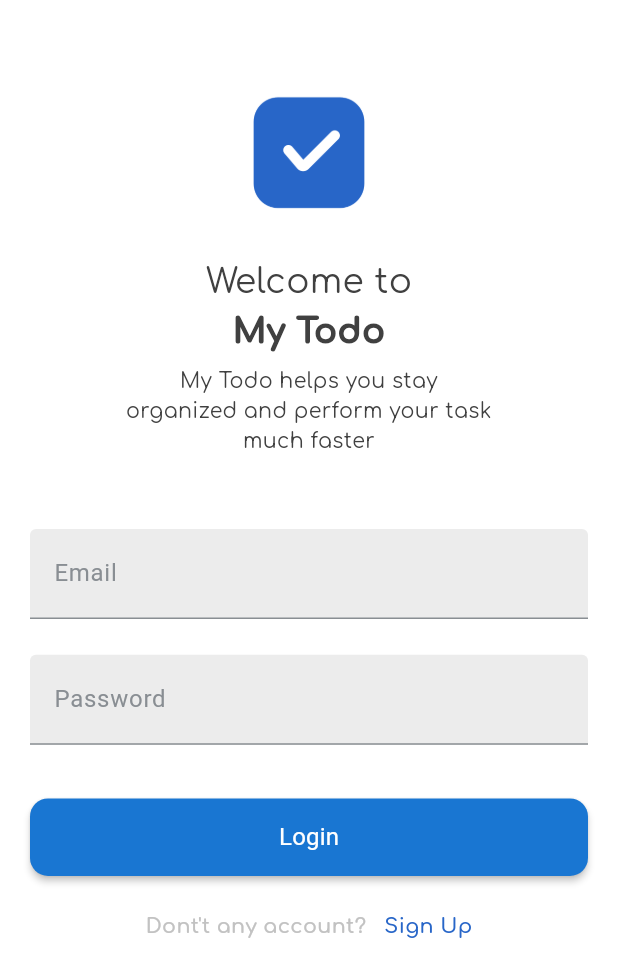
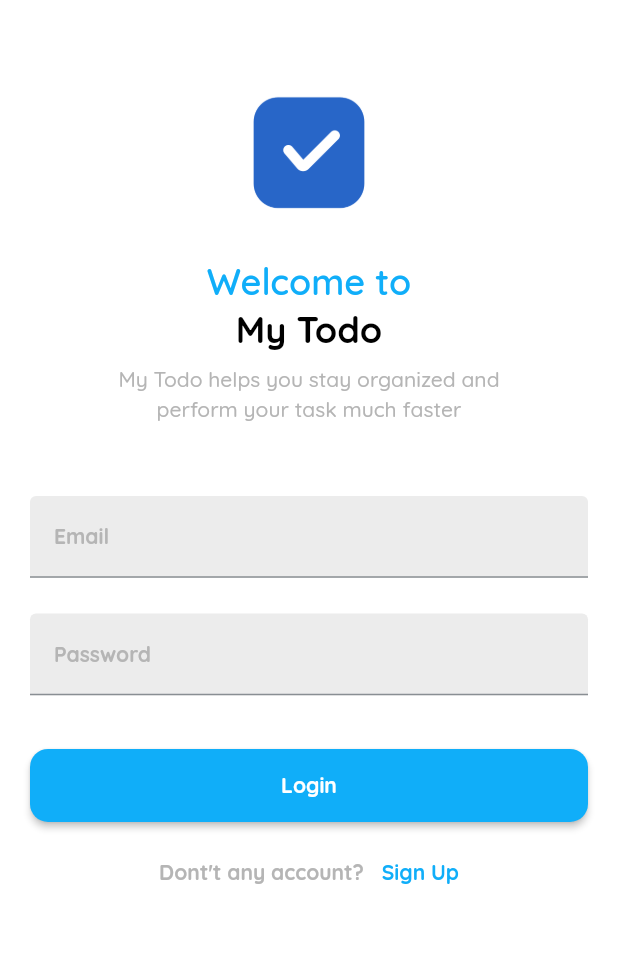
Before and after one commit to xuluCs/x-fe-starter, a Flutter app: the screen it shows after launch, on a phone screen of 412 x 824 dp. Shown: the top 977 px of the screen. Run offline on Flutter 3.47's test engine with Material 3 defaults, Android fonts, the phone set to English and light mode, and no system bars; our stand-ins replace dio, flutter_mobx, flutter_screenutil, gap, get_it, go_router and 2 more; generated files the repository leaves out were written again.

Commit message:
add new rule

```diff
--- a/lib/components/widgets/text_field_widget.dart
+++ b/lib/components/widgets/text_field_widget.dart
@@ -1,3 +1,4 @@
+import 'package:fe_starter_project_templete/core/screen_util/screen_util.dart';
 import 'package:flutter/material.dart';
 
 class TextFieldWidget extends StatelessWidget {
@@ -10,11 +11,24 @@ class TextFieldWidget extends StatelessWidget {
 
   @override
   Widget build(BuildContext context) {
+    final color = MyScreen().colorDisplay(context);
     return TextFormField(
       controller: controller,
+      style: MyScreen().textStyleTitle(context).copyWith(
+            fontWeight: FontWeight.bold,
+            color: color.secondary,
+          ),
       decoration: InputDecoration(
         hintText: hintText,
         labelText: labelText,
+        labelStyle: MyScreen().textStyleTitle(context).copyWith(
+              fontWeight: FontWeight.bold,
+              color: color.secondary,
+            ),
+        hintStyle: MyScreen().textStyleTitle(context).copyWith(
+              fontWeight: FontWeight.bold,
+              color: color.secondary,
+            ),
         border: OutlineInputBorder(
           borderRadius: BorderRadius.circular(12),
           borderSide: const BorderSide(),
--- a/lib/features/auth/views/login_view.dart
+++ b/lib/features/auth/views/login_view.dart
@@ -1,3 +1,4 @@
+import 'package:fe_starter_project_templete/core/screen_util/screen_util.dart';
 import 'package:flutter/material.dart';
 import 'package:flutter_screenutil/flutter_screenutil.dart';
 import 'package:gap/gap.dart';
@@ -5,8 +6,6 @@ import 'package:go_router/go_router.dart';
 import 'package:fe_starter_project_templete/components/widgets/text_field_widget.dart';
 import 'package:fe_starter_project_templete/core/constants/constants_asset.dart';
 import 'package:fe_starter_project_templete/core/constants/constants_text.dart';
-import 'package:fe_starter_project_templete/core/styles/style_color.dart';
-import 'package:fe_starter_project_templete/core/styles/style_text.dart';
 import 'package:fe_starter_project_templete/core/utils/route_path.dart';
 import 'package:fe_starter_project_templete/features/auth/stores/auth_store.dart';
 import 'package:provider/provider.dart';
@@ -21,6 +20,8 @@ class LoginView extends StatelessWidget {
   @override
   Widget build(BuildContext context) {
     final store = Provider.of<AuthStore>(context);
+    final color = MyScreen().colorDisplay(context);
+
     return Scaffold(
       body: SafeArea(
           child: SingleChildScrollView(
@@ -36,19 +37,28 @@ class LoginView extends StatelessWidget {
               Gap(24.h),
               Text(
                 ConstantText.welcomeTo,
-                style: h3Reguler(),
+                style: MyScreen().textStyleHeadline(context).copyWith(
+                      fontWeight: FontWeight.w600,
+                      color: color.primary,
+                    ),
               ),
               Text(
                 ConstantText.myTodo,
-                style: h3Bold(),
+                style: MyScreen().textStyleHeadline(context).copyWith(
+                      fontWeight: FontWeight.bold,
+                      color: color.shadow,
+                    ),
               ),
               Gap(6.h),
               Padding(
                 padding: EdgeInsets.symmetric(
-                    horizontal: MediaQuery.of(context).size.width * 0.15),
+                    horizontal: MediaQuery.of(context).size.width * 0.1),
                 child: Text(
                   ConstantText.discriptionTodo,
-                  style: b3Reguler(),
+                  style: MyScreen().textStyleTitle(context).copyWith(
+                        fontWeight: FontWeight.w500,
+                        color: color.secondary,
+                      ),
                   textAlign: TextAlign.center,
                 ),
               ),
@@ -78,11 +88,13 @@ class LoginView extends StatelessWidget {
                         },
                         shape: RoundedRectangleBorder(
                             borderRadius: BorderRadius.circular(12)),
-                        color: Colors.blue.shade700,
+                        color: color.primary,
                         child: Text(
                           "Login",
-                          style:
-                              TextStyle(fontSize: 14.sp, color: Colors.white),
+                          style: MyScreen().textStyleTitle(context).copyWith(
+                                fontWeight: FontWeight.bold,
+                                color: color.background,
+                              ),
                         ),
                       ),
                     ),
@@ -94,14 +106,20 @@ class LoginView extends StatelessWidget {
                 children: [
                   Text(
                     "Dont't any account?",
-                    style: b3Medium(colorText: CustomColor.netral400),
+                    style: MyScreen().textStyleTitle(context).copyWith(
+                          fontWeight: FontWeight.bold,
+                          color: color.secondary,
+                        ),
                   ),
                   const Gap(12),
                   GestureDetector(
                     onTap: () => context.go(RoutePath.signUp),
                     child: Text(
                       "Sign Up",
-                      style: b3Medium(colorText: CustomColor.primary800),
+                      style: MyScreen().textStyleTitle(context).copyWith(
+                            fontWeight: FontWeight.bold,
+                            color: color.primary,
+                          ),
                     ),
                   ),
                 ],
--- a/lib/features/home/views/home_view.dart
+++ b/lib/features/home/views/home_view.dart
@@ -33,7 +33,9 @@ class _HomeViewState extends State<HomeView> {
       appBar: AppBar(
         title: Text(
           "My Todo",
-          style: MyScreen().textStyleTitle(context),
+          style: MyScreen().textStyleTitle(context).copyWith(
+                fontWeight: FontWeight.w600,
+              ),
         ),
         centerTitle: true,
         leading: IconButton(
--- a/lib/initial_app.dart
+++ b/lib/initial_app.dart
@@ -1,4 +1,3 @@
-
 import 'package:fe_starter_project_templete/components/widgets/keyboard_handler_widget.dart';
 import 'package:fe_starter_project_templete/core/config/injection.dart';
 import 'package:fe_starter_project_templete/core/stores/screen_util/screen_util_store.dart';
@@ -8,20 +7,31 @@ import 'package:fe_starter_project_templete/features/home/stores/todo_store.dart
 import 'package:fe_starter_project_templete/routes/app_routes.dart';
 import 'package:flutter/material.dart';
 import 'package:flutter_mobx/flutter_mobx.dart';
+import 'package:flutter_screenutil/flutter_screenutil.dart';
 import 'package:provider/provider.dart';
 
-class InitalApp extends StatelessWidget {
+class InitalApp extends StatefulWidget {
   const InitalApp({super.key});
 
   @override
-  Widget build(BuildContext context) {
+  State<InitalApp> createState() => _InitalAppState();
+}
+
+class _InitalAppState extends State<InitalApp> {
   final screenUtil = sl<ScreenUtilStore>();
   final theme = sl<ThemeStore>();
+
+  @override
+  Widget build(BuildContext context) {
     return MultiProvider(
       providers: [
         Provider(create: (_) => sl<TodoStore>()),
         Provider(create: (_) => sl<AuthStore>()),
       ],
+      child: ScreenUtilInit(
+        designSize: const Size(360, 690),
+        minTextAdapt: true,
+        splitScreenMode: true,
         child: MaterialApp.router(
           title: 'Flutter Demo',
           debugShowCheckedModeBanner: false,
@@ -39,15 +49,19 @@ class InitalApp extends StatelessWidget {
                       displayLarge: textStyle.copyWith(
                           fontSize: (textTheme?.displayLarge ?? 57).toDouble()),
                       displayMedium: textStyle.copyWith(
-                        fontSize: (textTheme?.displayMedium ?? 45).toDouble()),
+                          fontSize:
+                              (textTheme?.displayMedium ?? 45).toDouble()),
                       displaySmall: textStyle.copyWith(
                           fontSize: (textTheme?.displaySmall ?? 36).toDouble()),
                       headlineLarge: textStyle.copyWith(
-                        fontSize: (textTheme?.headlineLarge ?? 32).toDouble()),
+                          fontSize:
+                              (textTheme?.headlineLarge ?? 32).toDouble()),
                       headlineMedium: textStyle.copyWith(
-                        fontSize: (textTheme?.headlineMedium ?? 28).toDouble()),
+                          fontSize:
+                              (textTheme?.headlineMedium ?? 28).toDouble()),
                       headlineSmall: textStyle.copyWith(
-                        fontSize: (textTheme?.headlineSmall ?? 24).toDouble()),
+                          fontSize:
+                              (textTheme?.headlineSmall ?? 24).toDouble()),
                       titleLarge: textStyle.copyWith(
                           fontSize: (textTheme?.titleLarge ?? 22).toDouble()),
                       titleMedium: textStyle.copyWith(
@@ -121,6 +135,7 @@ class InitalApp extends StatelessWidget {
           ),
           routerConfig: AppRoutes().router,
         ),
+      ),
     );
   }
 }
```
Also changed, not shown: pubspec.yaml (+15 -6 lines), assets/fonts/Comfortaa-Bold.ttf (deleted), assets/fonts/Comfortaa-Light.ttf (deleted), assets/fonts/Comfortaa-Medium.ttf (deleted), assets/fonts/Comfortaa-Regular.ttf (deleted), assets/fonts/Comfortaa-SemiBold.ttf (deleted), assets/fonts/Quicksand-Bold.ttf (added), assets/fonts/Quicksand-Light.ttf (added), assets/fonts/Quicksand-Medium.ttf (added), assets/fonts/Quicksand-Regular.ttf (added), assets/fonts/Quicksand-SemiBold.ttf (added), 6 other files. Lines whose indentation alone changed are shown as unchanged.
